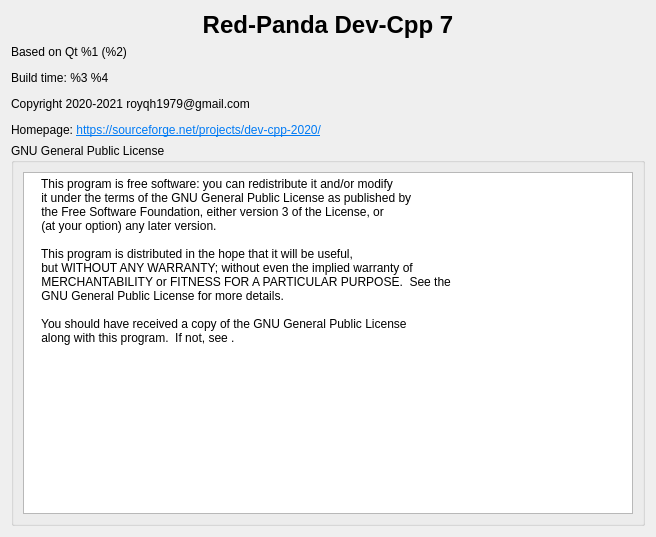
Qt form RedPandaIDE/widgets/aboutdialog.ui (royqh1979/RedPanda-CPP) before a commit.
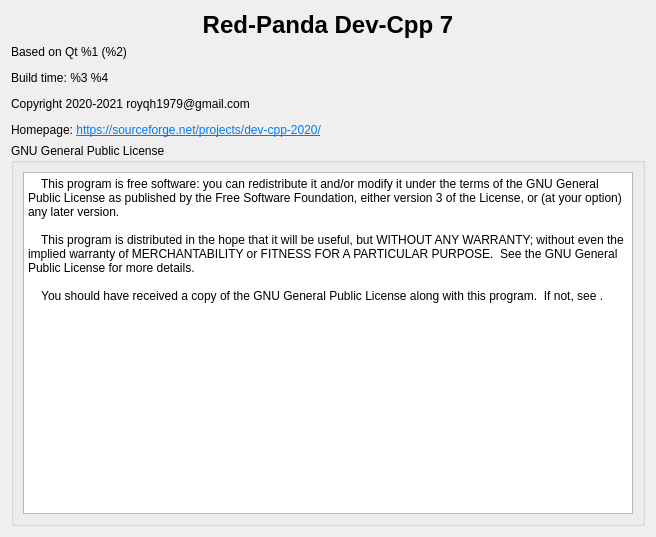
The same form after that commit.

Commit message: - fix: watch and local infos not updated when changing current frame in the call stack panel  - enhancement: pause the debugging program (The debugger should work under gdb server mode, which is turned off by default in windows)

Patch:
```diff
--- a/RedPandaIDE/widgets/aboutdialog.ui
+++ b/RedPandaIDE/widgets/aboutdialog.ui
@@ -58,18 +58,11 @@
          <bool>true</bool>
         </property>
         <property name="plainText">
-         <string>    This program is free software: you can redistribute it and/or modify
-    it under the terms of the GNU General Public License as published by
-    the Free Software Foundation, either version 3 of the License, or
-    (at your option) any later version.
+         <string>    This program is free software: you can redistribute it and/or modify it under the terms of the GNU General Public License as published by the Free Software Foundation, either version 3 of the License, or (at your option) any later version.
 
-    This program is distributed in the hope that it will be useful,
-    but WITHOUT ANY WARRANTY; without even the implied warranty of
-    MERCHANTABILITY or FITNESS FOR A PARTICULAR PURPOSE.  See the
-    GNU General Public License for more details.
+    This program is distributed in the hope that it will be useful, but WITHOUT ANY WARRANTY; without even the implied warranty of MERCHANTABILITY or FITNESS FOR A PARTICULAR PURPOSE.  See the GNU General Public License for more details.
 
-    You should have received a copy of the GNU General Public License
-    along with this program.  If not, see &lt;https://www.gnu.org/licenses/&gt;.</string>
+    You should have received a copy of the GNU General Public License along with this program.  If not, see &lt;https://www.gnu.org/licenses/&gt;.</string>
         </property>
        </widget>
       </item>
```
The commit also changes 12 other files.
